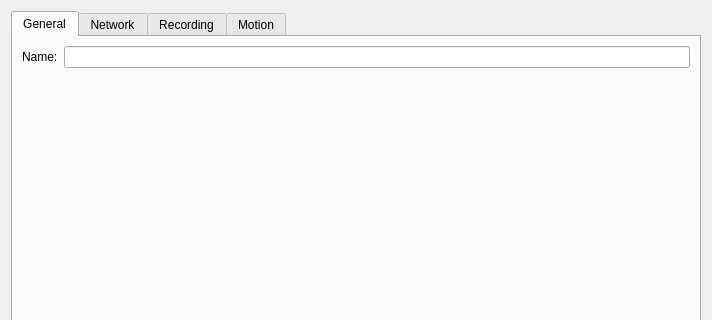
Qt form client/src/ui/widgets/properties/single_camera_settings_widget.ui (networkoptix/nx_open) before a commit; both pictures show x 0 to 712 and y 0 to 320 of the 712 by 559 pixel window.
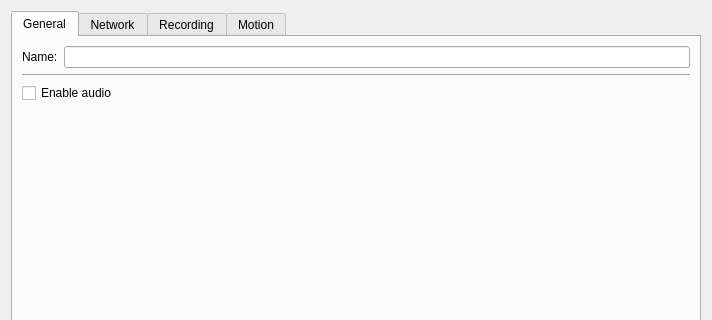
The same form after that commit. The open tabs and pages were chosen to show the change. Custom widgets are drawn as their Qt base class.

Commit message:
add enable/disable audio UI control
<==== Mercurial data ====>
Branch: master

```diff
--- a/client/src/ui/widgets/properties/single_camera_settings_widget.ui
+++ b/client/src/ui/widgets/properties/single_camera_settings_widget.ui
@@ -38,6 +38,20 @@
          </item>
         </layout>
        </item>
+       <item>
+        <widget class="Line" name="line">
+         <property name="orientation">
+          <enum>Qt::Horizontal</enum>
+         </property>
+        </widget>
+       </item>
+       <item>
+        <widget class="QCheckBox" name="checkBoxEnableAudio">
+         <property name="text">
+          <string>Enable audio</string>
+         </property>
+        </widget>
+       </item>
        <item>
         <spacer name="verticalSpacer">
          <property name="orientation">
```
Left out of the diff: 2 changed lines with no effect on the pictures. The commit also changes 7 other files.
